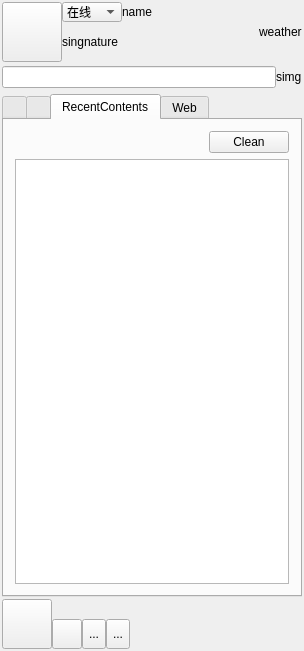
Qt form MainWindow.ui (vell001/VFeiQ) before a commit.
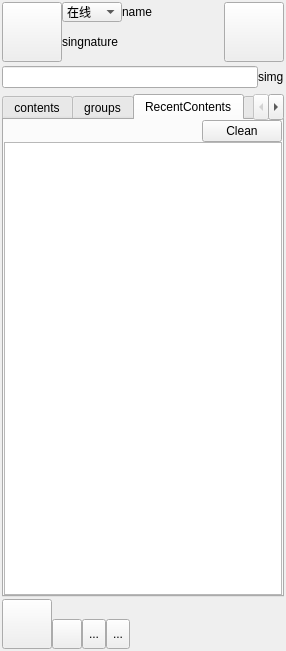
The same form after that commit. The open tabs and pages were chosen to show the change. Icons and pictures are not drawn.

```diff
--- a/MainWindow.ui
+++ b/MainWindow.ui
@@ -6,7 +6,7 @@
    <rect>
     <x>0</x>
     <y>0</y>
-    <width>304</width>
+    <width>286</width>
     <height>651</height>
    </rect>
   </property>
@@ -218,9 +218,31 @@
             </spacer>
            </item>
            <item>
-            <widget class="QLabel" name="weatherLabel">
+            <widget class="QToolButton" name="weatherButton">
+             <property name="minimumSize">
+              <size>
+               <width>60</width>
+               <height>60</height>
+              </size>
+             </property>
+             <property name="maximumSize">
+              <size>
+               <width>60</width>
+               <height>60</height>
+              </size>
+             </property>
              <property name="text">
-              <string>weather</string>
+              <string/>
+             </property>
+             <property name="icon">
+              <iconset resource="images.qrc">
+               <normaloff>:/images/weather_1.gif</normaloff>:/images/weather_1.gif</iconset>
+             </property>
+             <property name="iconSize">
+              <size>
+               <width>60</width>
+               <height>60</height>
+              </size>
              </property>
             </widget>
            </item>
@@ -265,7 +287,7 @@
          <normaloff>:/images/contacts.png</normaloff>:/images/contacts.png</iconset>
        </attribute>
        <attribute name="title">
-        <string/>
+        <string>contents</string>
        </attribute>
        <layout class="QVBoxLayout" name="verticalLayout_2">
         <property name="spacing">
@@ -306,7 +328,7 @@
          <normaloff>:/images/groups.png</normaloff>:/images/groups.png</iconset>
        </attribute>
        <attribute name="title">
-        <string/>
+        <string>groups</string>
        </attribute>
        <layout class="QVBoxLayout" name="verticalLayout_3">
         <property name="spacing">
@@ -365,6 +387,21 @@
         <string>RecentContents</string>
        </attribute>
        <layout class="QVBoxLayout" name="verticalLayout_4">
+        <property name="spacing">
+         <number>0</number>
+        </property>
+        <property name="leftMargin">
+         <number>0</number>
+        </property>
+        <property name="topMargin">
+         <number>0</number>
+        </property>
+        <property name="rightMargin">
+         <number>0</number>
+        </property>
+        <property name="bottomMargin">
+         <number>0</number>
+        </property>
         <item>
          <layout class="QHBoxLayout" name="horizontalLayout_6">
           <property name="spacing">
```
Left out of the diff: 8 changed lines with no effect on the pictures.
